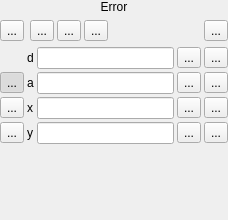
This is src/ui/qgsadvanceddigitizingdockwidgetbase.ui in qgis/QGIS as Qt 5 draws it before an edit. The edited form follows.
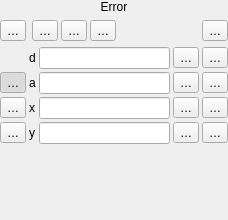
This is the edited form. Icons and pictures are not drawn. Custom widgets are drawn as their Qt base class.

What changed in the file:
```diff
--- a/src/ui/qgsadvanceddigitizingdockwidgetbase.ui
+++ b/src/ui/qgsadvanceddigitizingdockwidgetbase.ui
@@ -77,7 +77,7 @@
               <string>&lt;html&gt;&lt;head/&gt;&lt;body&gt;&lt;p&gt;&lt;br/&gt;&lt;/p&gt;&lt;/body&gt;&lt;/html&gt;</string>
              </property>
              <property name="text">
-              <string>...</string>
+              <string>…</string>
              </property>
              <property name="iconSize">
               <size>
@@ -120,7 +120,7 @@
                  <string>Parallel</string>
                 </property>
                 <property name="text">
-                 <string>...</string>
+                 <string>…</string>
                 </property>
                 <property name="icon">
                  <iconset resource="../../images/images.qrc">
@@ -143,7 +143,7 @@
                  <string>Perpendicular</string>
                 </property>
                 <property name="text">
-                 <string>...</string>
+                 <string>…</string>
                 </property>
                 <property name="icon">
                  <iconset resource="../../images/images.qrc">
@@ -166,7 +166,7 @@
                  <string>Construction mode</string>
                 </property>
                 <property name="text">
-                 <string>...</string>
+                 <string>…</string>
                 </property>
                 <property name="icon">
                  <iconset resource="../../images/images.qrc">
@@ -199,7 +199,7 @@
               <item row="0" column="4">
                <widget class="QToolButton" name="mSettingsButton">
                 <property name="text">
-                 <string>...</string>
+                 <string>…</string>
                 </property>
                 <property name="icon">
                  <iconset resource="../plugins/georeferencer/georeferencer.qrc">
@@ -253,7 +253,7 @@
                <string>Lock y coordinate</string>
               </property>
               <property name="text">
-               <string>...</string>
+               <string>…</string>
               </property>
               <property name="icon">
                <iconset resource="../../images/images.qrc">
@@ -270,7 +270,7 @@
                <string>Lock x coordinate</string>
               </property>
               <property name="text">
-               <string>...</string>
+               <string>…</string>
               </property>
               <property name="icon">
                <iconset resource="../../images/images.qrc">
@@ -287,7 +287,7 @@
                <string>Toggles relative y to previous node</string>
               </property>
               <property name="text">
-               <string>...</string>
+               <string>…</string>
               </property>
               <property name="icon">
                <iconset resource="../../images/images.qrc">
@@ -304,7 +304,7 @@
                <string>Lock angle</string>
               </property>
               <property name="text">
-               <string>...</string>
+               <string>…</string>
               </property>
               <property name="icon">
                <iconset resource="../../images/images.qrc">
@@ -335,7 +335,7 @@
                <string>Toggles relative angle to previous segment</string>
               </property>
               <property name="text">
-               <string>...</string>
+               <string>…</string>
               </property>
               <property name="icon">
                <iconset resource="../../images/images.qrc">
@@ -376,7 +376,7 @@
                <string>Lock distance</string>
               </property>
               <property name="text">
-               <string>...</string>
+               <string>…</string>
               </property>
               <property name="icon">
                <iconset resource="../../images/images.qrc">
@@ -400,7 +400,7 @@
                <string>Toggles relative x to previous node</string>
               </property>
               <property name="text">
-               <string>...</string>
+               <string>…</string>
               </property>
               <property name="icon">
                <iconset resource="../../images/images.qrc">
@@ -417,7 +417,7 @@
                <string>Continuously lock distance</string>
               </property>
               <property name="text">
-               <string>...</string>
+               <string>…</string>
               </property>
               <property name="icon">
                <iconset resource="../../images/images.qrc">
@@ -434,7 +434,7 @@
                <string>Continuously lock angle</string>
               </property>
               <property name="text">
-               <string>...</string>
+               <string>…</string>
               </property>
               <property name="icon">
                <iconset resource="../../images/images.qrc">
@@ -451,7 +451,7 @@
                <string>Continuously lock x coordinate</string>
               </property>
               <property name="text">
-               <string>...</string>
+               <string>…</string>
               </property>
               <property name="icon">
                <iconset resource="../../images/images.qrc">
@@ -468,7 +468,7 @@
                <string>Continuously lock y coordinate</string>
               </property>
               <property name="text">
-               <string>...</string>
+               <string>…</string>
               </property>
               <property name="icon">
                <iconset resource="../../images/images.qrc">
```
